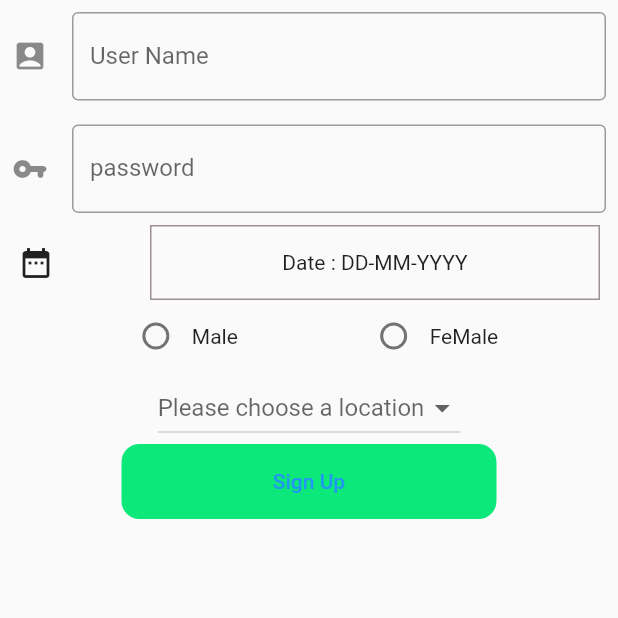
After one commit to jihanislam007/ict_flutter_development_batch3, a Flutter app: the signup screen opened directly, on a phone screen of 412 x 824 dp, the top half of it. The commit adds this screen. Run offline on Flutter 3.47's test engine with Material 2 defaults, Android fonts, the phone set to English and light mode, and no system bars; our stand-ins replace flare_flutter, fluttertoast, google_fonts; missing offline and left inert: hovering.

Commit message:
class 40

```diff
--- a/lib/Auth/login.dart
+++ b/lib/Auth/login.dart
@@ -1,7 +1,11 @@
 import 'package:flare_flutter/flare_actor.dart';
 import 'package:flutter/material.dart';
 
+import 'signup.dart';
+
 class login extends StatelessWidget {
+
+
   @override
   Widget build(BuildContext context) {
     return Scaffold(
@@ -65,7 +69,11 @@ class login extends StatelessWidget {
               SizedBox(
                 height: 12,
               ),
-              Text('''haven't Account? Sign up''')
+              InkWell(
+                  onTap: (){
+                    Navigator.push(context, MaterialPageRoute(builder: (context) => signup()));
+                  },
+                  child: Text('''haven't Account? Sign up'''))
             ],
           ),
         ),
--- /dev/null
+++ b/lib/Auth/signup.dart
@@ -0,0 +1,174 @@
+import 'package:flutter/material.dart';
+import 'package:fluttertoast/fluttertoast.dart';
+
+class signup extends StatefulWidget {
+  @override
+  _signupState createState() => _signupState();
+}
+
+class _signupState extends State<signup> {
+  DateTime? _dateTime;
+
+  int radiaovalue = 0;
+
+  List<String> _locations = ['A', 'B', 'C', 'D']; // Option 2
+  String? _selectedLocation; // Option 2
+
+  @override
+  Widget build(BuildContext context) {
+    return Scaffold(
+      body: SafeArea(
+        child: Column(
+          children: [
+
+            Padding(
+              padding: const EdgeInsets.all(8.0),
+              child: TextField(
+                decoration: InputDecoration(
+                  border: OutlineInputBorder(),
+                  labelText: 'User Name',
+                  icon: Icon(Icons.account_box),
+                  hintText: 'Enter your Name',
+                  //floatingLabelBehavior: FloatingLabelBehavior.never,
+                ),
+              ),
+            ),
+            Padding(
+              padding: const EdgeInsets.all(8.0),
+              child: TextField(
+                obscureText: true,
+                decoration: InputDecoration(
+                  border: OutlineInputBorder(),
+                  labelText: 'password',
+                  icon: Icon(Icons.vpn_key_rounded),
+                  hintText: 'Enter your Password',
+                ),
+              ),
+            ),
+            Row(
+              mainAxisAlignment: MainAxisAlignment.spaceBetween,
+              children: [
+                IconButton(
+                    onPressed: () {
+                      getdate();
+                    },
+                    icon: Icon(Icons.date_range)),
+                Padding(
+                  padding: const EdgeInsets.only(right: 12),
+                  child: Container(
+                      height: 50,
+                      width: 300,
+                      decoration: BoxDecoration(
+                          border:
+                              Border.all(width: 1, color: Color(0xFF9C9191))),
+                      child: Center(
+                          child: _dateTime == null
+                              ? Text('Date : DD-MM-YYYY')
+                              : Text(
+                                  'Date : ${_dateTime!.day}-${_dateTime!.month}-${_dateTime!.year}'))),
+                ),
+              ],
+            ),
+
+            Row(
+              mainAxisAlignment: MainAxisAlignment.spaceEvenly,
+              children: [
+                Row(
+                  children: [
+                    Radio(
+                        value: 1,
+                        groupValue: radiaovalue,
+                        onChanged: (value){
+                          setState(() {
+                            radiaovalue = value as int;
+                          });
+                        }),
+                    Text('Male')
+                  ],
+                ),
+                Row(
+                  children: [
+                    Radio(
+                        value: 2,
+                        groupValue: radiaovalue,
+                        onChanged: (value){
+                          setState(() {
+                            radiaovalue = value as int;
+                          });
+                        }),
+                    Text('FeMale')
+                  ],
+                ),
+              ],
+            ),
+
+            Center(
+              child: DropdownButton(
+                hint: Text(
+                    'Please choose a location'), // Not necessary for Option 1
+                value: _selectedLocation,
+                onChanged: (newValue) {
+                  setState(() {
+                    _selectedLocation = newValue.toString();
+                  });
+                },
+                items: _locations.map((location) {
+                  return DropdownMenuItem(
+                    child: new Text(location),
+                    value: location,
+                  );
+                }).toList(),
+              ),
+            ),
+            Container(
+              height: 50,
+              width: 250,
+              decoration: BoxDecoration(
+                  borderRadius: BorderRadius.circular(12),
+                  color: Color(0xFF0CE87A)),
+              child: TextButton(
+                onPressed: () {
+                  //gender();
+                  print(_selectedLocation.toString());
+                  Fluttertoast.showToast(
+                      msg: _selectedLocation.toString(),
+                      toastLength: Toast.LENGTH_LONG);
+                },
+                child: Text('Sign Up'),
+              ),
+            ),
+          ],
+        ),
+      ),
+    );
+  }
+
+  getdate() async {
+    DateTime? date = await showDatePicker(
+        context: context,
+        initialDate: DateTime(DateTime.now().year),
+        firstDate: DateTime(DateTime.now().year - 50),
+        lastDate: DateTime(DateTime.now().year + 5));
+
+    setState(() {
+      _dateTime = date;
+    });
+  }
+
+  gender(){
+    if(radiaovalue==1){
+      Fluttertoast.showToast(
+          msg: 'Male',
+          toastLength: Toast.LENGTH_LONG);
+
+    }else if(radiaovalue==2){
+      Fluttertoast.showToast(
+          msg: 'FeMale',
+          toastLength: Toast.LENGTH_LONG);
+    }else{
+      Fluttertoast.showToast(
+          msg: 'Please Select your gender',
+          toastLength: Toast.LENGTH_LONG);
+    }
+  }
+}
--- a/pubspec.yaml
+++ b/pubspec.yaml
@@ -32,6 +32,9 @@ dependencies:
   google_fonts: ^2.1.0
   hovering: ^1.0.4
   flare_flutter: ^3.0.2
+  date_time_picker: ^2.1.0
+  fluttertoast: ^8.0.8
+
 
 dev_dependencies:
   flutter_test:
```
Also changed, not shown: pubspec.lock.
